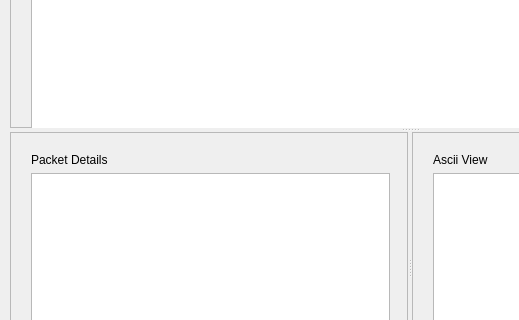
lambdaconcept/usb2sniffer-qt, file mainwindow.ui: the form before one commit; both pictures show x 0 to 519 and y 155 to 475 of the 851 by 608 pixel window.
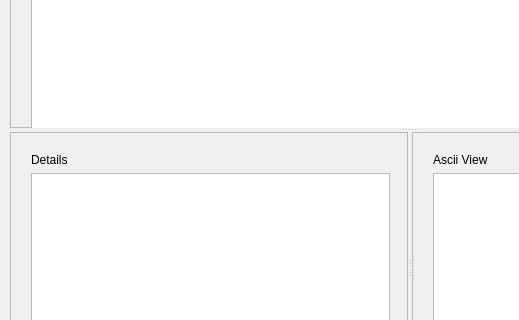
The form after the commit.

Commit message: add details view

Diff of the .ui file:
```diff
--- a/mainwindow.ui
+++ b/mainwindow.ui
@@ -120,7 +120,7 @@
         <item>
          <widget class="QLabel" name="labelPktdetails">
           <property name="text">
-           <string>Packet Details</string>
+           <string>Details</string>
           </property>
          </widget>
         </item>
```
Left out of the diff: 8 changed lines with no effect on the pictures. The commit also changes 6 other files.
